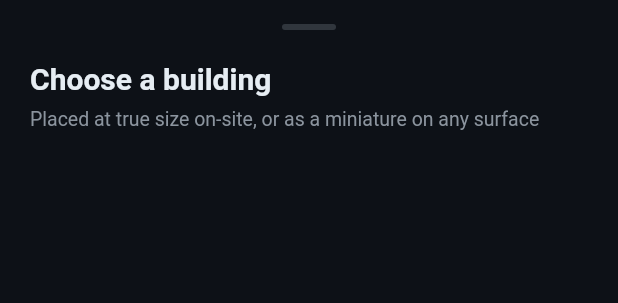
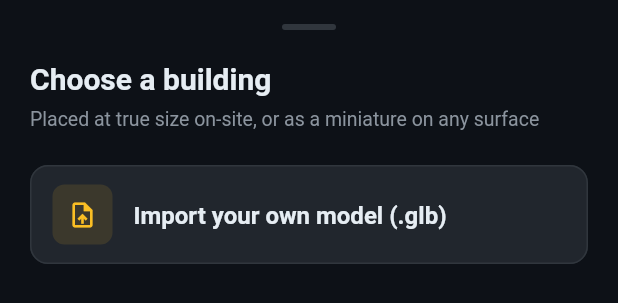
Before and after one commit to LUCIFER032205/StructuralVision, a Flutter app: the _SheetBody widget shown alone on an empty page, opened directly with empty values, on a phone screen of 412 x 824 dp. Shown: the top 303 px of the screen. Run offline on Flutter 3.47's test engine with Material 3 defaults, Android fonts, the phone set to English and light mode, and no system bars; our stand-ins replace camera, file_picker, flutter_riverpod, image_picker, printing, shared_preferences and 1 more; missing offline and left inert: ar_flutter_plugin_2; accounts and stored records are empty.

Commit message:
Building AR: import your own .glb building model
Co-Authored-By: Claude Opus 5 <noreply@anthropic.com>

```diff
--- a/project/app/lib/screens/building_select_sheet.dart
+++ b/project/app/lib/screens/building_select_sheet.dart
@@ -1,7 +1,93 @@
+import 'dart:io';
+
+import 'package:file_picker/file_picker.dart';
 import 'package:flutter/material.dart';
+import 'package:path_provider/path_provider.dart';
 
 import '../building_catalog.dart';
 import '../theme.dart';
+
+/// Picks a .glb from device storage, copies it into the app documents
+/// folder, asks the real-world size, and pops the sheet with the resulting
+/// [BuildingType]. Leaves the sheet open (returns without popping) if the
+/// user cancels the file picker, picks a non-.glb file, or cancels the size
+/// dialog.
+Future<void> _importBuilding(BuildContext context) async {
+  final result = await FilePicker.pickFiles(type: FileType.any);
+  final path = result?.files.single.path;
+  if (path == null) return; // picker cancelled
+
+  if (!path.toLowerCase().endsWith('.glb')) {
+    if (context.mounted) {
+      ScaffoldMessenger.of(context).showSnackBar(
+        const SnackBar(content: Text('Only .glb files are supported')),
+      );
+    }
+    return;
+  }
+
+  final docsDir = await getApplicationDocumentsDirectory();
+  final millis = DateTime.now().millisecondsSinceEpoch;
+  final destPath = '${docsDir.path}/custom_$millis.glb';
+  await File(path).copy(destPath);
+
+  if (!context.mounted) return;
+  final sizeM = await _askSizeM(context);
+  if (sizeM == null) return; // size dialog cancelled
+
+  if (!context.mounted) return;
+  Navigator.of(context).pop(BuildingType(
+    id: 'custom',
+    name: result!.files.single.name,
+    uri: Uri.file(destPath).toString(),
+    sizeM: sizeM,
+    isCustom: true,
+  ));
+}
+
+/// Numeric-entry dialog for the real building's largest side, in metres.
+/// Defaults to 10, accepts 1-300, returns null if cancelled.
+Future<double?> _askSizeM(BuildContext context) {
+  final controller = TextEditingController(text: '10');
+  return showDialog<double>(
+    context: context,
+    builder: (dialogContext) {
+      String? error;
+      return StatefulBuilder(builder: (context, setState) {
+        return AlertDialog(
+          title: const Text('How big is the real building?'),
+          content: TextField(
+            controller: controller,
+            autofocus: true,
+            keyboardType:
+                const TextInputType.numberWithOptions(decimal: true),
+            decoration: InputDecoration(
+              labelText: 'Largest side, metres',
+              errorText: error,
+            ),
+          ),
+          actions: [
+            TextButton(
+              onPressed: () => Navigator.of(dialogContext).pop(),
+              child: const Text('Cancel'),
+            ),
+            TextButton(
+              onPressed: () {
+                final value = double.tryParse(controller.text);
+                if (value == null || value < 1 || value > 300) {
+                  setState(() => error = 'Enter a value between 1 and 300');
+                  return;
+                }
+                Navigator.of(dialogContext).pop(value);
+              },
+              child: const Text('Import'),
+            ),
+          ],
+        );
+      });
+    },
+  );
+}
 
 /// Shows a modal bottom sheet listing the fetched building types and returns
 /// the tapped [BuildingType], or null if the user dismissed without picking.
@@ -67,6 +153,7 @@ class _SheetBody extends StatelessWidget {
                 _BuildingRow(b, selected: b.id == selectedId),
                 const SizedBox(height: 8),
               ],
+              _ImportRow(onTap: () => _importBuilding(context)),
             ],
           ),
         ),
@@ -136,3 +223,46 @@ class _BuildingRow extends StatelessWidget {
     );
   }
 }
+
+class _ImportRow extends StatelessWidget {
+  final VoidCallback onTap;
+  const _ImportRow({required this.onTap});
+
+  @override
+  Widget build(BuildContext context) {
+    return Material(
+      color: AppColors.surface2,
+      borderRadius: BorderRadius.circular(kCardRadius),
+      child: InkWell(
+        borderRadius: BorderRadius.circular(kCardRadius),
+        onTap: onTap,
+        child: Container(
+          padding: const EdgeInsets.symmetric(horizontal: 14, vertical: 12),
+          decoration: BoxDecoration(
+            borderRadius: BorderRadius.circular(kCardRadius),
+            border: Border.all(color: AppColors.border),
+          ),
+          child: Row(
+            children: [
+              Container(
+                width: 40,
+                height: 40,
+                decoration: BoxDecoration(
+                  color: AppColors.accent.withValues(alpha: 0.12),
+                  borderRadius: BorderRadius.circular(8),
+                ),
+                child: const Icon(Icons.upload_file_outlined,
+                    color: AppColors.accent, size: 20),
+              ),
+              const SizedBox(width: 14),
+              Expanded(
+                child: Text('Import your own model (.glb)',
+                    style: AppTextStyles.titleMd),
+              ),
+            ],
+          ),
+        ),
+      ),
+    );
+  }
+}
--- a/project/app/pubspec.yaml
+++ b/project/app/pubspec.yaml
@@ -18,6 +18,8 @@ dependencies:
   printing: ^5.14.3
   image_picker: ^1.1.2
   shared_preferences: ^2.3.0
+  file_picker: ^11.0.3
+  path_provider: ^2.1.5
 
 dev_dependencies:
   flutter_test:
```
